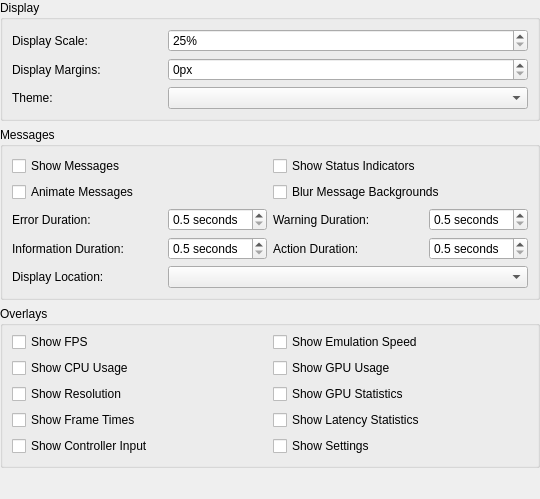
This is src/duckstation-qt/osdsettingswidget.ui in stenzek/duckstation as Qt 5 draws it before an edit. The edited form follows.
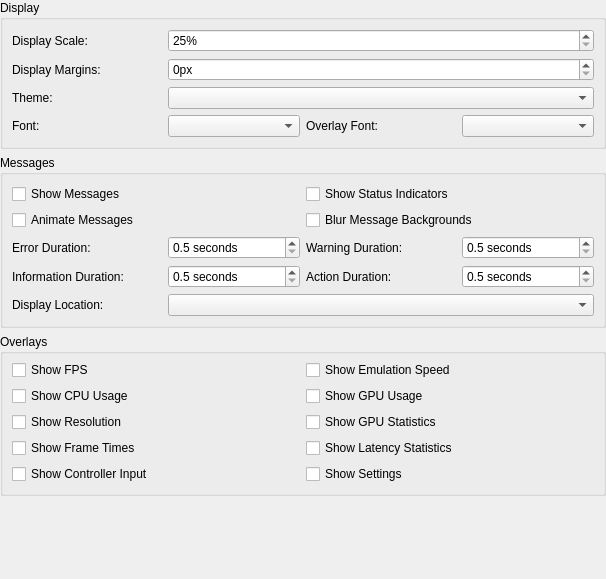
This is the edited form.

Commit message: ImGuiManager: Support multiple text fonts

```diff
--- a/src/duckstation-qt/osdsettingswidget.ui
+++ b/src/duckstation-qt/osdsettingswidget.ui
@@ -6,8 +6,8 @@
    <rect>
     <x>0</x>
     <y>0</y>
-    <width>509</width>
-    <height>499</height>
+    <width>606</width>
+    <height>579</height>
    </rect>
   </property>
   <property name="windowTitle">
@@ -31,7 +31,7 @@
      <property name="title">
       <string>Display</string>
      </property>
-     <layout class="QGridLayout" name="gridLayout" columnstretch="0,1" columnminimumwidth="150,0">
+     <layout class="QGridLayout" name="gridLayout" columnstretch="0,0,0,0" columnminimumwidth="150,0,150,0">
       <item row="0" column="0">
        <widget class="QLabel" name="label_29">
         <property name="text">
@@ -39,7 +39,7 @@
         </property>
        </widget>
       </item>
-      <item row="0" column="1">
+      <item row="0" column="1" colspan="3">
        <widget class="QSpinBox" name="osdScale">
         <property name="suffix">
          <string>%</string>
@@ -59,7 +59,7 @@
         </property>
        </widget>
       </item>
-      <item row="1" column="1">
+      <item row="1" column="1" colspan="3">
        <widget class="QSpinBox" name="osdMargin">
         <property name="suffix">
          <string>px</string>
@@ -76,9 +76,29 @@
         </property>
        </widget>
       </item>
-      <item row="2" column="1">
+      <item row="2" column="1" colspan="3">
        <widget class="QComboBox" name="fullscreenUITheme"/>
       </item>
+      <item row="3" column="0">
+       <widget class="QLabel" name="label">
+        <property name="text">
+         <string>Font:</string>
+        </property>
+       </widget>
+      </item>
+      <item row="3" column="1">
+       <widget class="QComboBox" name="imguiFont"/>
+      </item>
+      <item row="3" column="2">
+       <widget class="QLabel" name="label_fixedFont">
+        <property name="text">
+         <string>Overlay Font:</string>
+        </property>
+       </widget>
+      </item>
+      <item row="3" column="3">
+       <widget class="QComboBox" name="imguiFixedFont"/>
+      </item>
      </layout>
     </widget>
    </item>
```
The commit also changes 7 other files.
